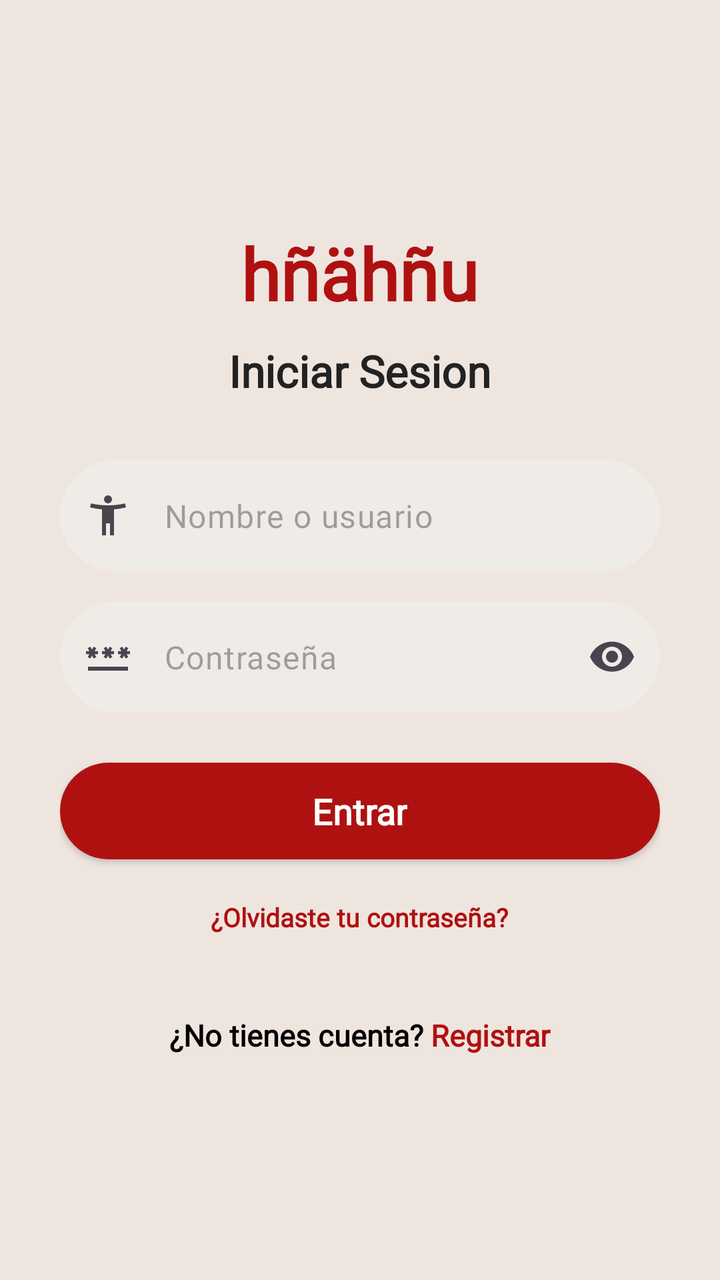
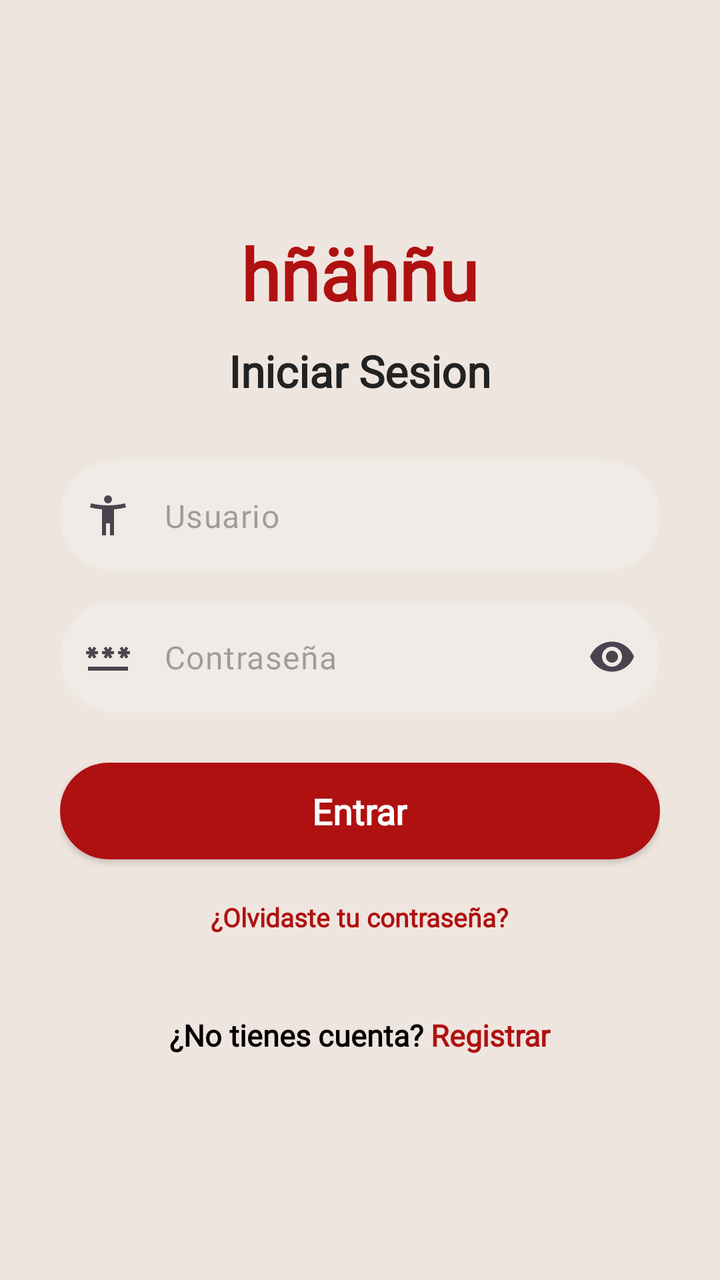

Two renders of the same Android screen: before a commit and after it. Below are the layout's source before the change and the commit's diff.
<!-- AndroidManifest.xml: application theme Theme.Practica3Inovacion -->
<!-- res/layout/fragment_login.xml -->
<?xml version="1.0" encoding="utf-8"?>
<FrameLayout xmlns:android="http://schemas.android.com/apk/res/android"
    xmlns:tools="http://schemas.android.com/tools"
    xmlns:app="http://schemas.android.com/apk/res-auto"
    android:layout_width="match_parent"
    android:layout_height="match_parent"
    tools:context=".login">

    
    <LinearLayout
        android:layout_width="match_parent"
        android:layout_height="match_parent"
        android:background="@color/crema"
        android:orientation="vertical" />

    
    <LinearLayout
        android:layout_width="match_parent"
        android:layout_height="match_parent"
        android:layout_margin="30dp"
        android:gravity="center"
        android:orientation="vertical">

        
        <TextView
            android:layout_width="wrap_content"
            android:layout_height="wrap_content"
            android:layout_marginBottom="10dp"
            android:fontFamily="@font/matcha"
            android:text="hñähñu"
            android:textColor="@color/vino"
            android:textSize="36sp"
            android:textStyle="bold" />

        <TextView
            android:layout_width="wrap_content"
            android:layout_height="wrap_content"
            android:layout_marginBottom="30dp"
            android:fontFamily="@font/matcha"
            android:text="Iniciar Sesion"
            android:textColor="#222222"
            android:textSize="22sp"
            android:textStyle="bold" />

        
        <com.google.android.material.textfield.TextInputLayout
            android:layout_width="match_parent"
            android:layout_height="wrap_content"
            android:layout_marginBottom="15dp"
            android:hint="Nombre o usuario"
            android:textColorHint="#777777"
            app:boxBackgroundColor="#EFEBE6"
            app:boxBackgroundMode="filled"
            app:boxCornerRadiusBottomEnd="30dp"
            app:boxCornerRadiusBottomStart="30dp"
            app:boxCornerRadiusTopEnd="30dp"
            app:boxCornerRadiusTopStart="30dp"
            app:boxStrokeWidth="0dp"
            app:boxStrokeWidthFocused="0dp"
            app:hintEnabled="false"
            app:startIconDrawable="@drawable/ic_usuario">

            <com.google.android.material.textfield.TextInputEditText
                android:id="@+id/login_edtusuario"
                android:layout_width="match_parent"
                android:layout_height="wrap_content"
                android:fontFamily="@font/matcha"
                android:hint="Nombre o usuario"
                android:inputType="text"
                android:textColor="@color/black" />

        </com.google.android.material.textfield.TextInputLayout>

        
        <com.google.android.material.textfield.TextInputLayout
            android:layout_width="match_parent"
            android:layout_height="wrap_content"
            android:layout_marginBottom="25dp"
            android:hint="Contraseña"
            android:textColorHint="#777777"
            app:boxBackgroundColor="#EFEBE6"
            app:boxBackgroundMode="filled"
            app:boxCornerRadiusBottomEnd="30dp"
            app:boxCornerRadiusBottomStart="30dp"
            app:boxCornerRadiusTopEnd="30dp"
            app:boxCornerRadiusTopStart="30dp"
            app:boxStrokeWidth="0dp"
            app:boxStrokeWidthFocused="0dp"
            app:endIconMode="password_toggle"
            app:hintEnabled="false"
            app:startIconDrawable="@drawable/baseline_password_24">

            <com.google.android.material.textfield.TextInputEditText
                android:id="@+id/login_edtpassword"
                android:layout_width="match_parent"
                android:layout_height="wrap_content"
                android:fontFamily="@font/matcha"
                android:hint="Contraseña"
                android:inputType="textPassword"
                android:textColor="@color/black" />

        </com.google.android.material.textfield.TextInputLayout>

        
        <androidx.cardview.widget.CardView
            android:id="@+id/login_crdentrar"
            android:layout_width="match_parent"
            android:layout_height="wrap_content"
            android:layout_marginBottom="20dp"
            android:clickable="true"
            android:focusable="true"
            app:cardCornerRadius="25dp">

            <LinearLayout
                android:layout_width="match_parent"
                android:layout_height="match_parent"
                android:background="@color/vino"
                android:gravity="center"
                android:padding="12dp">

                <TextView
                    android:layout_width="wrap_content"
                    android:layout_height="wrap_content"
                    android:fontFamily="@font/matcha"
                    android:text="Entrar"
                    android:textColor="@android:color/white"
                    android:textSize="18sp"
                    android:textStyle="bold" />

            </LinearLayout>
        </androidx.cardview.widget.CardView>

        
        <TextView
            android:layout_width="wrap_content"
            android:layout_height="wrap_content"
            android:layout_marginBottom="40dp"
            android:fontFamily="@font/matcha"
            android:text="¿Olvidaste tu contraseña?"
            android:textColor="@color/vino"
            android:textSize="13sp"
            android:textStyle="bold" />

        
        <LinearLayout
            android:id="@+id/login_crdreguistro"
            android:layout_width="wrap_content"
            android:layout_height="wrap_content"
            android:clickable="true"
            android:focusable="true"
            android:orientation="horizontal">

            <TextView
                android:layout_width="wrap_content"
                android:layout_height="wrap_content"
                android:fontFamily="@font/matcha"
                android:text="¿No tienes cuenta? "
                android:textColor="@color/black"
                android:textSize="15sp"
                android:textStyle="bold" />

            <TextView
                android:layout_width="wrap_content"
                android:layout_height="wrap_content"
                android:fontFamily="@font/matcha"
                android:text="Registrar"
                android:textColor="@color/vino"
                android:textSize="15sp"
                android:textStyle="bold" />
        </LinearLayout>

    </LinearLayout>
</FrameLayout>
<!-- resources referenced by this layout -->
<resources>
  <color name="black">#FF000000</color>
  <color name="crema">#EFE5DF</color>
  <color name="vino">#AF1111</color>
  <!-- drawable baseline_password_24 (drawable) -->
  <vector xmlns:android="http://schemas.android.com/apk/res/android" android:height="24dp" android:tint="#000000" android:viewportHeight="24" android:viewportWidth="24" android:width="24dp">
        
      <path android:fillColor="@android:color/white" android:pathData="M2,17h20v2H2V17zM3.15,12.95L4,11.47l0.85,1.48l1.3,-0.75L5.3,10.72H7v-1.5H5.3l0.85,-1.47L4.85,7L4,8.47L3.15,7l-1.3,0.75L2.7,9.22H1v1.5h1.7L1.85,12.2L3.15,12.95zM9.85,12.2l1.3,0.75L12,11.47l0.85,1.48l1.3,-0.75l-0.85,-1.48H15v-1.5h-1.7l0.85,-1.47L12.85,7L12,8.47L11.15,7l-1.3,0.75l0.85,1.47H9v1.5h1.7L9.85,12.2zM23,9.22h-1.7l0.85,-1.47L20.85,7L20,8.47L19.15,7l-1.3,0.75l0.85,1.47H17v1.5h1.7l-0.85,1.48l1.3,0.75L20,11.47l0.85,1.48l1.3,-0.75l-0.85,-1.48H23V9.22z"/>
      
  </vector>
  <!-- drawable ic_usuario (drawable) -->
  <vector xmlns:android="http://schemas.android.com/apk/res/android"
      android:width="24dp"
      android:height="24dp"
      android:viewportWidth="960"
      android:viewportHeight="960">
    <path
        android:pathData="M423.5,216.5Q400,193 400,160t23.5,-56.5Q447,80 480,80t56.5,23.5Q560,127 560,160t-23.5,56.5Q513,240 480,240t-56.5,-23.5ZM360,880v-520q-60,-5 -122,-15t-118,-25l20,-80q78,21 166,30.5t174,9.5q86,0 174,-9.5T820,240l20,80q-56,15 -118,25t-122,15v520h-80v-240h-80v240h-80Z"
        android:fillColor="#e3e3e3"/>
  </vector>
  <style name="Theme.Practica3Inovacion" parent="Base.Theme.Practica3Inovacion" />
  <style name="Base.Theme.Practica3Inovacion" parent="Theme.Material3.DayNight.NoActionBar">
          
          
      </style>
</resources>

<!-- the commit's change to res/layout/fragment_login.xml (unified diff, before → after) -->
@@ -6,14 +6,12 @@
     android:layout_height="match_parent"
     tools:context=".login">
 
-    
     <LinearLayout
         android:layout_width="match_parent"
         android:layout_height="match_parent"
         android:background="@color/crema"
         android:orientation="vertical" />
 
-    
     <LinearLayout
         android:layout_width="match_parent"
         android:layout_height="match_parent"
@@ -21,7 +19,6 @@
         android:gravity="center"
         android:orientation="vertical">
 
-        
         <TextView
             android:layout_width="wrap_content"
             android:layout_height="wrap_content"
@@ -47,7 +44,7 @@
             android:layout_width="match_parent"
             android:layout_height="wrap_content"
             android:layout_marginBottom="15dp"
-            android:hint="Nombre o usuario"
+            android:hint="Correo o usuario"
             android:textColorHint="#777777"
             app:boxBackgroundColor="#EFEBE6"
             app:boxBackgroundMode="filled"
@@ -65,8 +62,8 @@
                 android:layout_width="match_parent"
                 android:layout_height="wrap_content"
                 android:fontFamily="@font/matcha"
-                android:hint="Nombre o usuario"
-                android:inputType="text"
+                android:hint="Usuario"
+                android:inputType="textEmailAddress"
                 android:textColor="@color/black" />
 
         </com.google.android.material.textfield.TextInputLayout>
@@ -130,7 +127,6 @@
             </LinearLayout>
         </androidx.cardview.widget.CardView>
 
-        
         <TextView
             android:layout_width="wrap_content"
             android:layout_height="wrap_content"
@@ -141,7 +137,6 @@
             android:textSize="13sp"
             android:textStyle="bold" />
 
-        
         <LinearLayout
             android:id="@+id/login_crdreguistro"
             android:layout_width="wrap_content"
